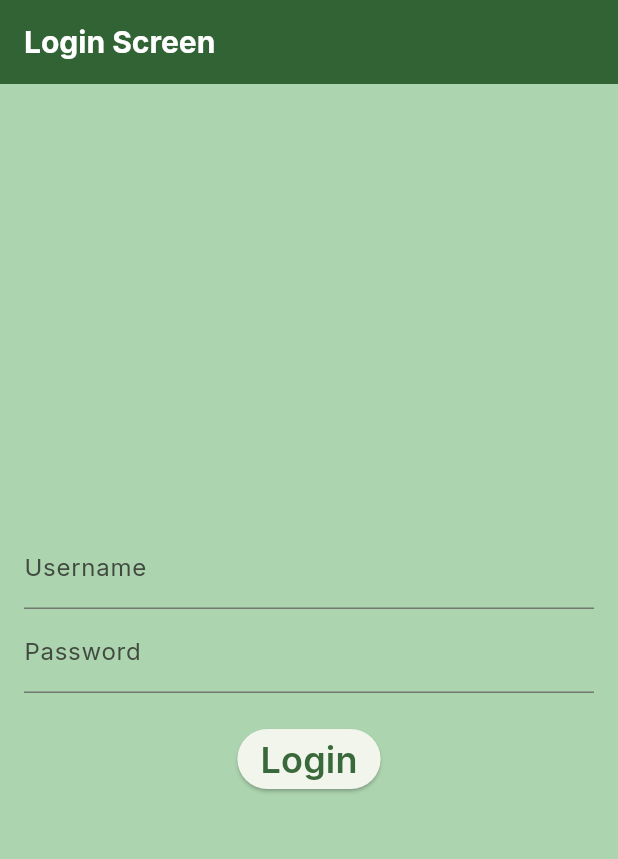
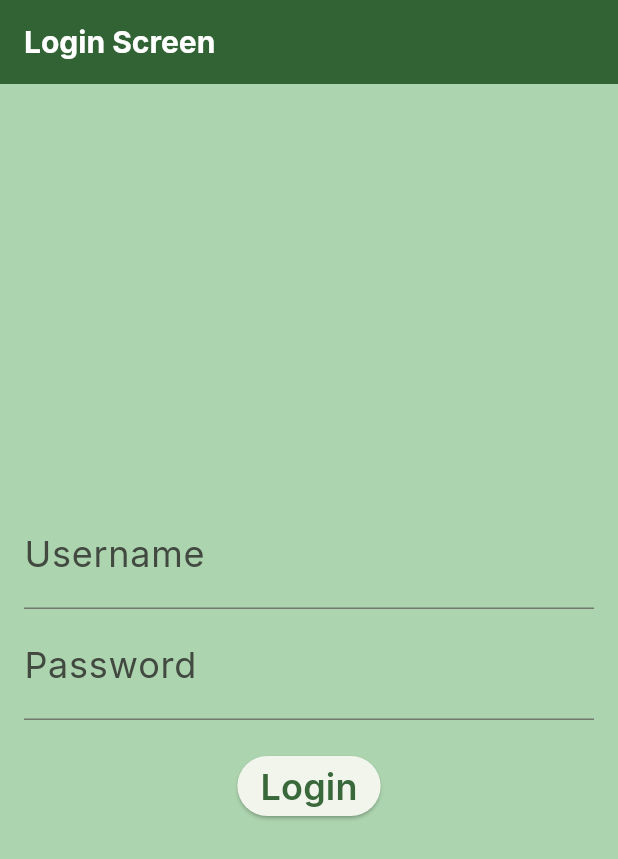
Before and after one commit to sharlenecera/BPToursApp, a Flutter app: the screen it shows after launch, on a phone screen of 412 x 824 dp. Shown: the top 859 px of the screen. Run offline on Flutter 3.47's test engine with Material 3 defaults, Android fonts, the phone set to English and light mode, and no system bars; our stand-ins replace google_fonts.

Commit message:
Changed following text styles: titleLarge, bodyLarge, bodyMedium and bodySmall. Added textstyles titleMedium and titleSmall.

```diff
--- a/lib/main.dart
+++ b/lib/main.dart
@@ -21,21 +21,19 @@ final ThemeData appTheme = ThemeData(
       headlineMedium: TextStyle(fontSize: 36.0, fontWeight: FontWeight.w700, color: mainColour),
       headlineSmall: TextStyle(fontSize: 20.0, fontWeight: FontWeight.w600, color: mainColour),
 
-      titleLarge: TextStyle(fontSize: 24.0, fontWeight: FontWeight.w400, color: mainColour),
-      // not using below
-      // titleMedium: TextStyle(fontSize: 32.0, fontWeight: FontWeight.bold, color: mainColour),
-      // titleSmall: TextStyle(fontSize: 32.0, fontWeight: FontWeight.bold, color: mainColour),
+      titleLarge: TextStyle(fontSize: 80.0, fontWeight: FontWeight.w400, color: mainColour),
+      titleMedium: TextStyle(fontSize: 32.0, fontWeight: FontWeight.w500, color: mainColour),
+      titleSmall: TextStyle(fontSize: 20.0, fontWeight: FontWeight.w400, color: mainColour),
 
       labelLarge: TextStyle(fontSize: 24.0, fontWeight: FontWeight.w600, color: mainColour),
       labelMedium: TextStyle(fontSize: 22.0, fontWeight: FontWeight.w500, color: mainColour),
       // use below for links
       labelSmall: TextStyle(fontSize: 16.0, fontWeight: FontWeight.w800, color: mainColour),
 
-      bodyLarge: TextStyle(fontSize: 16.0, fontWeight: FontWeight.w400, color: mainColour),
-      // use below for text input placeholders
-      bodyMedium: TextStyle(fontSize: 16.0, fontWeight: FontWeight.w400, color: const Color(0xFF797979)),
+      bodyLarge: TextStyle(fontSize: 24.0, fontWeight: FontWeight.w400, color: mainColour),
+      bodyMedium: TextStyle(fontSize: 16.0, fontWeight: FontWeight.w400, color: mainColour),
       // use below for sub mini titles
-      bodySmall: TextStyle(fontSize: 15.0, fontWeight: FontWeight.w300, color: mainColour),
+      bodySmall: TextStyle(fontSize: 13.0, fontWeight: FontWeight.w300, color: mainColour),
     )
   ),
   buttonTheme: ButtonThemeData(
```
